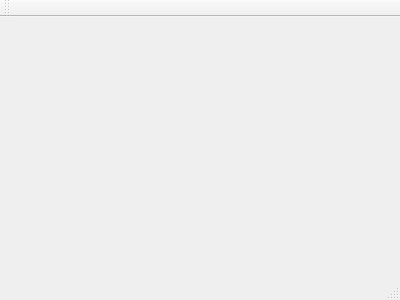
jen6/qt_editor, file mainwindow.ui: the form before one commit.
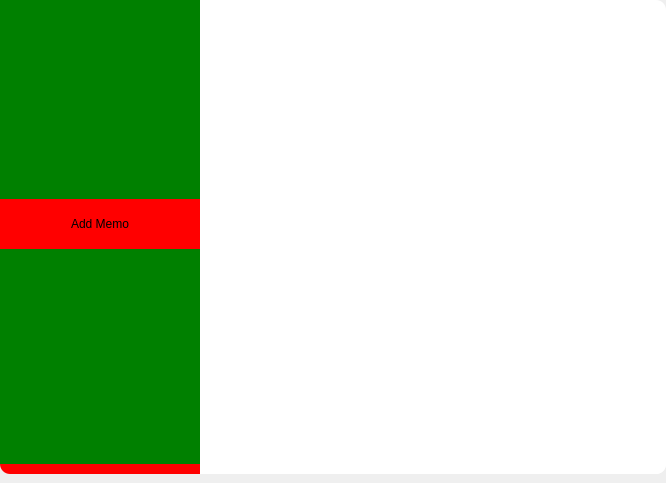
The form after the commit.

Commit message: Change articlebutton and sidebar for spacing between widget add border for main windows

The edit to the form file:
```diff
--- a/mainwindow.ui
+++ b/mainwindow.ui
@@ -1,24 +1,412 @@
 <ui version="4.0">
  <class>MainWindow</class>
- <widget class="QMainWindow" name="MainWindow" >
-  <property name="geometry" >
+ <widget class="QMainWindow" name="MainWindow">
+  <property name="geometry">
    <rect>
     <x>0</x>
     <y>0</y>
-    <width>400</width>
-    <height>300</height>
+    <width>666</width>
+    <height>483</height>
    </rect>
   </property>
   <property name="windowTitle" >
    <string>MainWindow</string>
   </property>
-  <widget class="QMenuBar" name="menuBar" />
-  <widget class="QToolBar" name="mainToolBar" />
-  <widget class="QWidget" name="centralWidget" />
-  <widget class="QStatusBar" name="statusBar" />
+  <property name="autoFillBackground">
+   <bool>true</bool>
+  </property>
+  <property name="styleSheet">
+   <string notr="true">
+</string>
+  </property>
+  <property name="documentMode">
+   <bool>true</bool>
+  </property>
+  <property name="unifiedTitleAndToolBarOnMac">
+   <bool>false</bool>
+  </property>
+  <widget class="QWidget" name="centralWidget">
+   <property name="styleSheet">
+    <string notr="true">background-color: &quot;transparent&quot;;</string>
+   </property>
+   <layout class="QHBoxLayout" name="horizontalLayout">
+    <property name="spacing">
+     <number>0</number>
+    </property>
+    <property name="leftMargin">
+     <number>0</number>
+    </property>
+    <property name="topMargin">
+     <number>0</number>
+    </property>
+    <property name="rightMargin">
+     <number>0</number>
+    </property>
+    <property name="bottomMargin">
+     <number>9</number>
+    </property>
+    <item>
+     <widget class="QFrame" name="sidebarFrame">
+      <property name="sizePolicy">
+       <sizepolicy hsizetype="Fixed" vsizetype="Preferred">
+        <horstretch>0</horstretch>
+        <verstretch>0</verstretch>
+       </sizepolicy>
+      </property>
+      <property name="minimumSize">
+       <size>
+        <width>200</width>
+        <height>0</height>
+       </size>
+      </property>
+      <property name="maximumSize">
+       <size>
+        <width>200</width>
+        <height>16777215</height>
+       </size>
+      </property>
+      <property name="baseSize">
+       <size>
+        <width>0</width>
+        <height>200</height>
+       </size>
+      </property>
+      <property name="autoFillBackground">
+       <bool>false</bool>
+      </property>
+      <property name="styleSheet">
+       <string notr="true">background-color: red;
+border-top-left-radius:10px;
+border-bottom-left-radius:10px;</string>
+      </property>
+      <property name="frameShape">
+       <enum>QFrame::Panel</enum>
+      </property>
+      <property name="frameShadow">
+       <enum>QFrame::Raised</enum>
+      </property>
+      <property name="lineWidth">
+       <number>1</number>
+      </property>
+      <layout class="QVBoxLayout" name="verticalLayout">
+       <property name="spacing">
+        <number>10</number>
+       </property>
+       <property name="sizeConstraint">
+        <enum>QLayout::SetMaximumSize</enum>
+       </property>
+       <property name="leftMargin">
+        <number>0</number>
+       </property>
+       <property name="topMargin">
+        <number>0</number>
+       </property>
+       <property name="rightMargin">
+        <number>0</number>
+       </property>
+       <property name="bottomMargin">
+        <number>10</number>
+       </property>
+       <item>
+        <widget class="QScrollArea" name="scrollArea">
+         <property name="styleSheet">
+          <string notr="true">background-color: rgb(56, 57, 57);
+border-radius:0px</string>
+         </property>
+         <property name="frameShape">
+          <enum>QFrame::NoFrame</enum>
+         </property>
+         <property name="verticalScrollBarPolicy">
+          <enum>Qt::ScrollBarAlwaysOff</enum>
+         </property>
+         <property name="widgetResizable">
+          <bool>true</bool>
+         </property>
+         <widget class="QWidget" name="scrollAreaWidgetContents">
+          <property name="geometry">
+           <rect>
+            <x>0</x>
+            <y>0</y>
+            <width>200</width>
+            <height>442</height>
+           </rect>
+          </property>
+          <property name="styleSheet">
+           <string notr="true">background-color:green</string>
+          </property>
+          <layout class="QVBoxLayout" name="sidebarLayout">
+           <property name="spacing">
+            <number>3</number>
+           </property>
+           <property name="leftMargin">
+            <number>0</number>
+           </property>
+           <property name="topMargin">
+            <number>0</number>
+           </property>
+           <property name="rightMargin">
+            <number>0</number>
+           </property>
+           <property name="bottomMargin">
+            <number>15</number>
+           </property>
+           <item>
+            <widget class="QPushButton" name="addArticleButton">
+             <property name="sizePolicy">
+              <sizepolicy hsizetype="Fixed" vsizetype="Fixed">
+               <horstretch>0</horstretch>
+               <verstretch>0</verstretch>
+              </sizepolicy>
+             </property>
+             <property name="minimumSize">
+              <size>
+               <width>200</width>
+               <height>50</height>
+              </size>
+             </property>
+             <property name="maximumSize">
+              <size>
+               <width>200</width>
+               <height>50</height>
+              </size>
+             </property>
+             <property name="layoutDirection">
+              <enum>Qt::LeftToRight</enum>
+             </property>
+             <property name="styleSheet">
+              <string notr="true">background-color: red</string>
+             </property>
+             <property name="text">
+              <string>Add Memo</string>
+             </property>
+             <property name="checkable">
+              <bool>true</bool>
+             </property>
+            </widget>
+           </item>
+          </layout>
+         </widget>
+        </widget>
+       </item>
+      </layout>
+     </widget>
+    </item>
+    <item>
+     <widget class="QFrame" name="contentFrame">
+      <property name="layoutDirection">
+       <enum>Qt::LeftToRight</enum>
+      </property>
+      <property name="styleSheet">
+       <string notr="true">background-color: white;
+border-top-right-radius:10px;
+border-bottom-right-radius:10px;</string>
+      </property>
+      <property name="frameShape">
+       <enum>QFrame::NoFrame</enum>
+      </property>
+      <property name="frameShadow">
+       <enum>QFrame::Raised</enum>
+      </property>
+      <property name="lineWidth">
+       <number>1</number>
+      </property>
+      <layout class="QGridLayout" name="gridLayout">
+       <property name="leftMargin">
+        <number>0</number>
+       </property>
+       <property name="topMargin">
+        <number>20</number>
+       </property>
+       <property name="rightMargin">
+        <number>0</number>
+       </property>
+       <property name="bottomMargin">
+        <number>0</number>
+       </property>
+       <property name="spacing">
+        <number>0</number>
+       </property>
+       <item row="0" column="1">
+        <widget class="QFrame" name="renderFrame">
+         <property name="sizePolicy">
+          <sizepolicy hsizetype="Expanding" vsizetype="Preferred">
+           <horstretch>0</horstretch>
+           <verstretch>0</verstretch>
+          </sizepolicy>
+         </property>
+         <property name="minimumSize">
+          <size>
+           <width>300</width>
+           <height>0</height>
+          </size>
+         </property>
+         <property name="maximumSize">
+          <size>
+           <width>550</width>
+           <height>16777215</height>
+          </size>
+         </property>
+         <property name="frameShape">
+          <enum>QFrame::NoFrame</enum>
+         </property>
+         <property name="frameShadow">
+          <enum>QFrame::Raised</enum>
+         </property>
+         <layout class="QGridLayout" name="gridLayout_2">
+          <property name="leftMargin">
+           <number>0</number>
+          </property>
+          <property name="topMargin">
+           <number>0</number>
+          </property>
+          <property name="rightMargin">
+           <number>0</number>
+          </property>
+          <property name="bottomMargin">
+           <number>0</number>
+          </property>
+          <item row="2" column="1">
+           <widget class="QTextEdit" name="textEdit">
+            <property name="sizePolicy">
+             <sizepolicy hsizetype="Expanding" vsizetype="Expanding">
+              <horstretch>0</horstretch>
+              <verstretch>0</verstretch>
+             </sizepolicy>
+            </property>
+            <property name="minimumSize">
+             <size>
+              <width>100</width>
+              <height>0</height>
+             </size>
+            </property>
+            <property name="maximumSize">
+             <size>
+              <width>550</width>
+              <height>16777215</height>
+             </size>
+            </property>
+            <property name="font">
+             <font>
+              <family>Helvetica</family>
+              <pointsize>18</pointsize>
+             </font>
+            </property>
+            <property name="styleSheet">
+             <string notr="true">background-color: white;
+color:black;</string>
+            </property>
+            <property name="frameShape">
+             <enum>QFrame::NoFrame</enum>
+            </property>
+            <property name="documentTitle">
+             <string/>
+            </property>
+            <property name="acceptRichText">
+             <bool>false</bool>
+            </property>
+            <property name="cursorWidth">
+             <number>2</number>
+            </property>
+           </widget>
+          </item>
+         </layout>
+        </widget>
+       </item>
+       <item row="0" column="3">
+        <widget class="QFrame" name="contentRightPadding">
+         <property name="sizePolicy">
+          <sizepolicy hsizetype="Preferred" vsizetype="Expanding">
+           <horstretch>0</horstretch>
+           <verstretch>0</verstretch>
+          </sizepolicy>
+         </property>
+         <property name="minimumSize">
+          <size>
+           <width>50</width>
+           <height>0</height>
+          </size>
+         </property>
+         <property name="maximumSize">
+          <size>
+           <width>16777215</width>
+           <height>16777215</height>
+          </size>
+         </property>
+         <property name="styleSheet">
+          <string notr="true">background-color: white</string>
+         </property>
+         <property name="frameShape">
+          <enum>QFrame::NoFrame</enum>
+         </property>
+         <property name="frameShadow">
+          <enum>QFrame::Raised</enum>
+         </property>
+        </widget>
+       </item>
+       <item row="0" column="0">
+        <widget class="QFrame" name="contentLeftPadding">
+         <property name="sizePolicy">
+          <sizepolicy hsizetype="Preferred" vsizetype="Preferred">
+           <horstretch>0</horstretch>
+           <verstretch>0</verstretch>
+          </sizepolicy>
+         </property>
+         <property name="minimumSize">
+          <size>
+           <width>50</width>
+           <height>0</height>
+          </size>
+         </property>
+         <property name="maximumSize">
+          <size>
+           <width>16777215</width>
+           <height>16777215</height>
+          </size>
+         </property>
+         <property name="styleSheet">
+          <string notr="true">background-color: white
+</string>
+         </property>
+         <property name="frameShape">
+          <enum>QFrame::NoFrame</enum>
+         </property>
+         <property name="frameShadow">
+          <enum>QFrame::Raised</enum>
+         </property>
+         <property name="lineWidth">
+          <number>0</number>
+         </property>
+        </widget>
+       </item>
+      </layout>
+      <zorder>contentLeftPadding</zorder>
+      <zorder>renderFrame</zorder>
+      <zorder>contentRightPadding</zorder>
+     </widget>
+    </item>
+   </layout>
+  </widget>
+  <widget class="QMenuBar" name="menuBar">
+   <property name="geometry">
+    <rect>
+     <x>0</x>
+     <y>0</y>
+     <width>666</width>
+     <height>22</height>
+    </rect>
+   </property>
+   <property name="sizePolicy">
+    <sizepolicy hsizetype="Maximum" vsizetype="Maximum">
+     <horstretch>0</horstretch>
+     <verstretch>0</verstretch>
+    </sizepolicy>
+   </property>
+   <property name="styleSheet">
+    <string notr="true">background-color: rgb(56, 57, 57)</string>
+   </property>
+  </widget>
  </widget>
- <layoutDefault spacing="6" margin="11" />
- <pixmapfunction></pixmapfunction>
+ <layoutdefault spacing="6" margin="11"/>
  <resources/>
  <connections/>
 </ui>
```
Left out of the diff: 3 changed lines with no effect on the pictures. The commit also changes 6 other files.
